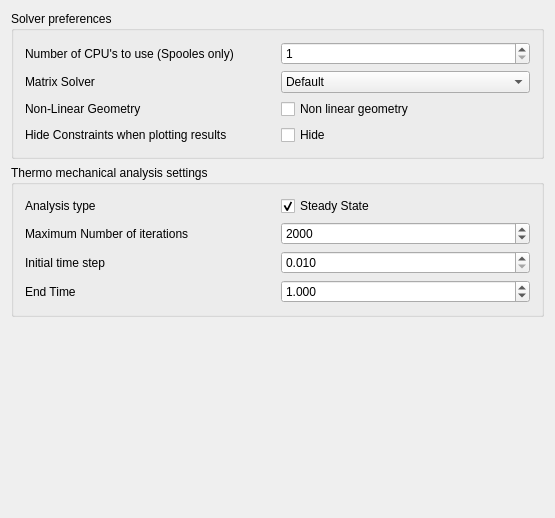
Old version of the form src/Mod/Fem/Gui/DlgSettingsFemCcx.ui in the repository berndhahnebach/All_FreeCAD.
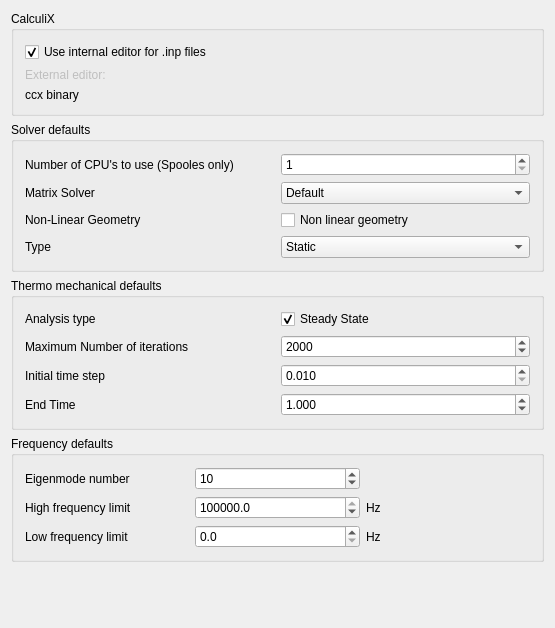
New version of the form. Icons and pictures are not drawn. Custom widgets are drawn as their Qt base class.

Commit message: FEM: GUI: pref: move CalculiX related preferences to CalculiX tab

What changed in the file:
```diff
--- a/src/Mod/Fem/Gui/DlgSettingsFemCcx.ui
+++ b/src/Mod/Fem/Gui/DlgSettingsFemCcx.ui
@@ -7,7 +7,7 @@
     <x>0</x>
     <y>0</y>
     <width>555</width>
-    <height>518</height>
+    <height>628</height>
    </rect>
   </property>
   <property name="windowTitle">
@@ -16,10 +16,137 @@
   <layout class="QVBoxLayout" name="verticalLayout">
    <item>
     <layout class="QVBoxLayout" name="verticalLayout_2">
+     <item>
+      <widget class="QGroupBox" name="gb_calculix">
+       <property name="sizePolicy">
+        <sizepolicy hsizetype="Preferred" vsizetype="Preferred">
+         <horstretch>0</horstretch>
+         <verstretch>0</verstretch>
+        </sizepolicy>
+       </property>
+       <property name="layoutDirection">
+        <enum>Qt::LeftToRight</enum>
+       </property>
+       <property name="title">
+        <string>CalculiX</string>
+       </property>
+       <property name="alignment">
+        <set>Qt::AlignLeading|Qt::AlignLeft|Qt::AlignTop</set>
+       </property>
+       <layout class="QHBoxLayout" name="horizontalLayout">
+        <property name="sizeConstraint">
+         <enum>QLayout::SetNoConstraint</enum>
+        </property>
+        <item>
+         <layout class="QVBoxLayout" name="verticalLayout_5">
+          <item>
+           <widget class="Gui::PrefCheckBox" name="cb_int_editor">
+            <property name="text">
+             <string>Use internal editor for .inp files</string>
+            </property>
+            <property name="checked">
+             <bool>true</bool>
+            </property>
+            <property name="prefEntry" stdset="0">
+             <cstring>UseInternalEditor</cstring>
+            </property>
+            <property name="prefPath" stdset="0">
+             <cstring>Mod/Fem</cstring>
+            </property>
+           </widget>
+          </item>
+          <item>
+           <layout class="QGridLayout" name="gl_calculix">
+            <item row="2" column="0">
+             <widget class="QLabel" name="l_ext_editor">
+              <property name="enabled">
+               <bool>false</bool>
+              </property>
+              <property name="minimumSize">
+               <size>
+                <width>100</width>
+                <height>0</height>
+               </size>
+              </property>
+              <property name="text">
+               <string>External editor:</string>
+              </property>
+             </widget>
+            </item>
+            <item row="2" column="2">
+             <widget class="Gui::PrefFileChooser" name="fc_ext_editor" native="true">
+              <property name="enabled">
+               <bool>false</bool>
+              </property>
+              <property name="prefEntry" stdset="0">
+               <cstring>ExternalEditorPath</cstring>
+              </property>
+              <property name="prefPath" stdset="0">
+               <cstring>Mod/Fem</cstring>
+              </property>
+             </widget>
+            </item>
+            <item row="3" column="2">
+             <widget class="Gui::PrefFileChooser" name="fc_ccx_binary" native="true">
+              <property name="sizePolicy">
+               <sizepolicy hsizetype="Preferred" vsizetype="Preferred">
+                <horstretch>0</horstretch>
+                <verstretch>0</verstretch>
+               </sizepolicy>
+              </property>
+              <property name="minimumSize">
+               <size>
+                <width>0</width>
+                <height>0</height>
+               </size>
+              </property>
+              <property name="sizeIncrement">
+               <size>
+                <width>0</width>
+                <height>0</height>
+               </size>
+              </property>
+              <property name="baseSize">
+               <size>
+                <width>0</width>
+                <height>0</height>
+               </size>
+              </property>
+              <property name="toolTip">
+               <string>Leave blank to use default CalculiX ccx binary file</string>
+              </property>
+              <property name="prefEntry" stdset="0">
+               <cstring>ccxBinaryPath</cstring>
+              </property>
+              <property name="prefPath" stdset="0">
+               <cstring>Mod/Fem</cstring>
+              </property>
+             </widget>
+            </item>
+            <item row="3" column="0">
+             <widget class="QLabel" name="l_ccx_binary">
+              <property name="minimumSize">
+               <size>
+                <width>100</width>
+                <height>0</height>
+               </size>
+              </property>
+              <property name="text">
+               <string>ccx binary</string>
+              </property>
+             </widget>
+            </item>
+           </layout>
+          </item>
+         </layout>
+        </item>
+       </layout>
+      </widget>
+     </item>
      <item>
       <widget class="QGroupBox" name="gb_calculix_anpreferences">
        <property name="title">
-        <string>Solver preferences</string>
+        <string>Solver defaults</string>
        </property>
        <layout class="QHBoxLayout" name="horizontalLayout_1">
         <item>
@@ -130,17 +257,20 @@
           <item row="3" column="0">
            <widget class="QLabel" name="l_hide_constraint">
             <property name="text">
-             <string>Hide Constraints when plotting results</string>
+             <string>Type</string>
             </property>
            </widget>
           </item>
           <item row="3" column="1">
-           <widget class="Gui::PrefCheckBox" name="cb_hide_constraint">
-            <property name="text">
-             <string>Hide</string>
+           <widget class="Gui::PrefComboBox" name="cb_analysis_type">
+            <property name="minimumSize">
+             <size>
+              <width>148</width>
+              <height>0</height>
+             </size>
             </property>
-            <property name="checked">
-             <bool>false</bool>
+            <property name="toolTip">
+             <string>Default type on analysis</string>
             </property>
             <property name="prefEntry" stdset="0">
              <cstring>HideConstraint</cstring>
@@ -148,6 +278,33 @@
             <property name="prefPath" stdset="0">
              <cstring>Mod/Fem/Ccx</cstring>
             </property>
+            <item>
+             <property name="text">
+              <string>Static</string>
+             </property>
+             <property name="icon">
+              <iconset>
+               <normaloff>:/icons/fem-new-analysis.svg</normaloff>:/icons/fem-new-analysis.svg</iconset>
+             </property>
+            </item>
+            <item>
+             <property name="text">
+              <string>Frequency</string>
+             </property>
+             <property name="icon">
+              <iconset resource="Resources/Fem.qrc">
+               <normaloff>:/icons/fem-frequency-analysis.svg</normaloff>:/icons/fem-frequency-analysis.svg</iconset>
+             </property>
+            </item>
+            <item>
+             <property name="text">
+              <string>Thermomech</string>
+             </property>
+             <property name="icon">
+              <iconset>
+               <normaloff>:/icons/fem-new-analysis.svg</normaloff>:/icons/fem-new-analysis.svg</iconset>
+             </property>
+            </item>
            </widget>
           </item>
          </layout>
@@ -158,7 +315,7 @@
      <item>
       <widget class="QGroupBox" name="thermal_analysis_params">
        <property name="title">
-        <string>Thermo mechanical analysis settings</string>
+        <string>Thermo mechanical defaults</string>
        </property>
        <layout class="QHBoxLayout" name="horizontalLayout_2">
         <item>
@@ -284,6 +441,117 @@
        </layout>
       </widget>
      </item>
+     <item>
+      <widget class="QGroupBox" name="gb_solver_params">
+       <property name="title">
+        <string>Frequency defaults</string>
+       </property>
+       <layout class="QHBoxLayout" name="horizontalLayout_5">
+        <item>
+         <layout class="QGridLayout" name="gridLayout_3">
+          <item row="1" column="1">
+           <widget class="Gui::PrefSpinBox" name="sb_eigenmode_number">
+            <property name="maximum">
+             <number>100</number>
+            </property>
+            <property name="value">
+             <number>10</number>
+            </property>
+            <property name="prefEntry" stdset="0">
+             <cstring>NumberOfEigenmode</cstring>
+            </property>
+            <property name="prefPath" stdset="0">
+             <cstring>Mod/Fem</cstring>
+            </property>
+           </widget>
+          </item>
+          <item row="1" column="0">
+           <widget class="QLabel" name="l_eigenmode_number">
+            <property name="text">
+             <string>Eigenmode number</string>
+            </property>
+           </widget>
+          </item>
+          <item row="2" column="0">
+           <widget class="QLabel" name="l_eigenmode_high_limit">
+            <property name="text">
+             <string>High frequency limit</string>
+            </property>
+           </widget>
+          </item>
+          <item row="2" column="1">
+           <widget class="Gui::PrefDoubleSpinBox" name="dsb_eigenmode_high_limit">
+            <property name="decimals">
+             <number>1</number>
+            </property>
+            <property name="maximum">
+             <double>1000000.000000000000000</double>
+            </property>
+            <property name="singleStep">
+             <double>10000.000000000000000</double>
+            </property>
+            <property name="value">
+             <double>1000000.000000000000000</double>
+            </property>
+            <property name="prefEntry" stdset="0">
+             <cstring>EigenmodeHighLimit</cstring>
+            </property>
+            <property name="prefPath" stdset="0">
+             <cstring>Mod/Fem</cstring>
+            </property>
+           </widget>
+          </item>
+          <item row="3" column="0">
+           <widget class="QLabel" name="l_eigenmode_low_limit">
+            <property name="text">
+             <string>Low frequency limit</string>
+            </property>
+           </widget>
+          </item>
+          <item row="3" column="1">
+           <widget class="Gui::PrefDoubleSpinBox" name="dsb_eigenmode_low_limit">
+            <property name="decimals">
+             <number>1</number>
+            </property>
+            <property name="minimum">
+             <double>0.000000000000000</double>
+            </property>
+            <property name="maximum">
+             <double>1000000.000000000000000</double>
+            </property>
+            <property name="singleStep">
+             <double>10000.000000000000000</double>
+            </property>
+            <property name="value">
+             <double>0.000000000000000</double>
+            </property>
+            <property name="prefEntry" stdset="0">
+             <cstring>EigenmodeLowLimit</cstring>
+            </property>
+            <property name="prefPath" stdset="0">
+             <cstring>Mod/Fem</cstring>
+            </property>
+           </widget>
+          </item>
+          <item row="2" column="2">
+           <widget class="QLabel" name="l_hz_2">
+            <property name="text">
+             <string>Hz</string>
+            </property>
+           </widget>
+          </item>
+          <item row="3" column="2">
+           <widget class="QLabel" name="l_hz">
+            <property name="text">
+             <string>Hz</string>
+            </property>
+           </widget>
+          </item>
+         </layout>
+        </item>
+       </layout>
+      </widget>
+     </item>
     </layout>
    </item>
    <item>
@@ -323,6 +591,16 @@
    <extends>QDoubleSpinBox</extends>
    <header>Gui/PrefWidgets.h</header>
   </customwidget>
+  <customwidget>
+   <class>Gui::FileChooser</class>
+   <extends>QWidget</extends>
+   <header>Gui/FileDialog.h</header>
+  </customwidget>
+  <customwidget>
+   <class>Gui::PrefFileChooser</class>
+   <extends>Gui::FileChooser</extends>
+   <header>Gui/PrefWidgets.h</header>
+  </customwidget>
  </customwidgets>
  <resources>
   <include location="Resources/Fem.qrc"/>
```
Left out of the diff: 20 changed lines with no effect on the pictures. The commit also changes 6 other files.
